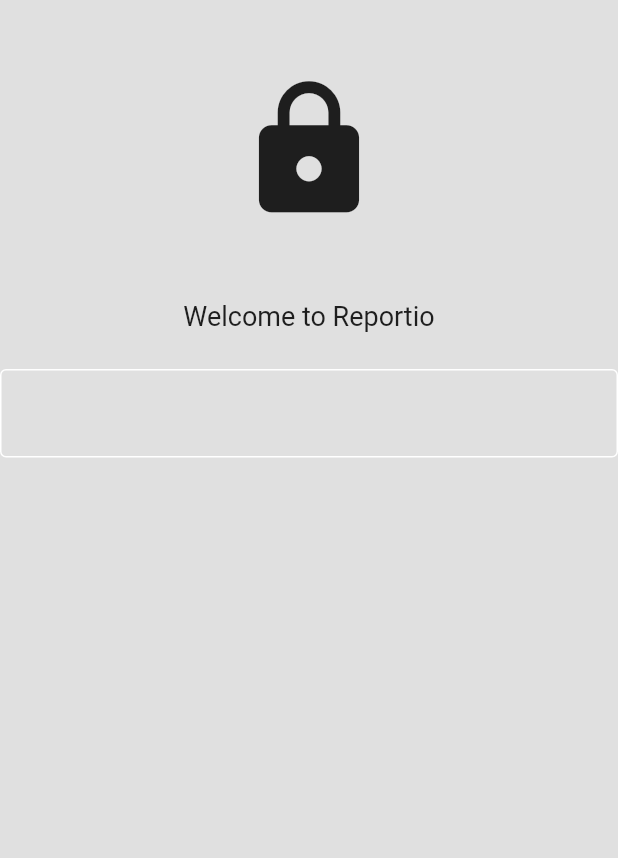
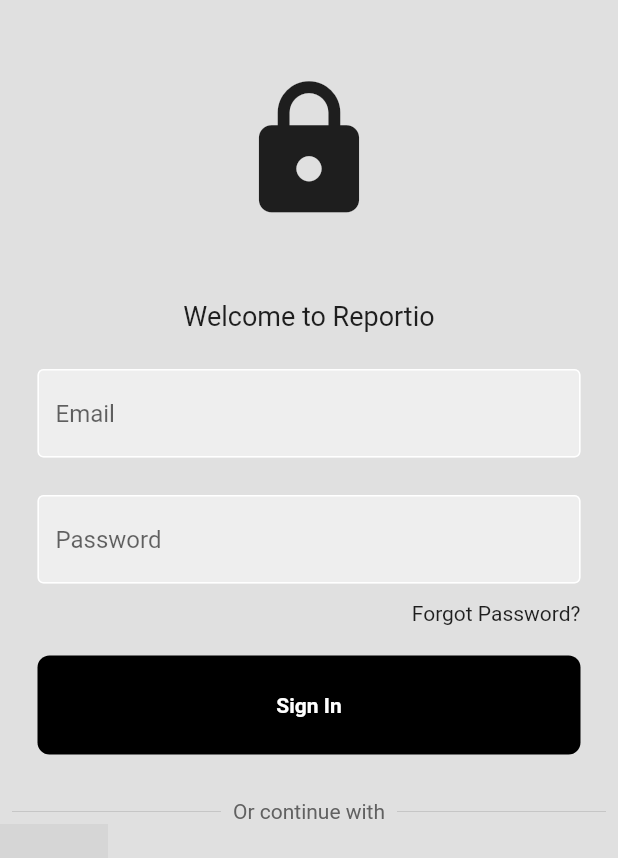
Before and after one commit to koechian/reportio, a Flutter app: the screen it shows after launch, on a phone screen of 412 x 824 dp. Shown: the top 858 px of the screen. Run offline on Flutter 3.47's test engine with Material 2 defaults, Android fonts, the phone set to English and light mode, and no system bars; missing offline and left inert: dart:ffi; grey boxes are pictures that could not be loaded.

Commit message:
Sign in form body done

```diff
--- /dev/null
+++ b/lib/components/MyButton.dart
@@ -0,0 +1,30 @@
+import 'package:flutter/material.dart';
+
+class MyButton extends StatelessWidget {
+  final Function()? onTap;
+
+  const MyButton({super.key, required this.onTap});
+
+  @override
+  Widget build(BuildContext context) {
+    return GestureDetector(
+      child: Container(
+        padding: const EdgeInsets.all(25),
+        margin: const EdgeInsets.symmetric(horizontal: 25),
+        decoration: BoxDecoration(
+          color: Colors.black,
+          borderRadius: BorderRadius.circular(8),
+        ),
+        child: const Center(
+          child: Text(
+            'Sign In',
+            style: TextStyle(
+              color: Colors.white,
+              fontWeight: FontWeight.bold,
+            ),
+          ),
+        ),
+      ),
+    );
+  }
+}
--- /dev/null
+++ b/lib/components/MyTextField.dart
@@ -0,0 +1,36 @@
+import 'dart:ffi';
+
+import 'package:flutter/material.dart';
+
+class MyTextField extends StatelessWidget {
+  final controller;
+  final String hint;
+  final bool hide;
+
+  const MyTextField(
+      {super.key,
+      required this.controller,
+      required this.hint,
+      required this.hide});
+
+  @override
+  Widget build(BuildContext context) {
+    return Padding(
+        padding: const EdgeInsets.symmetric(horizontal: 25),
+        child: TextField(
+          controller: controller,
+          obscureText: hide,
+          decoration: InputDecoration(
+            enabledBorder: OutlineInputBorder(
+              borderSide: BorderSide(color: Colors.white),
+            ),
+            focusedBorder: OutlineInputBorder(
+              borderSide: BorderSide(color: Colors.grey.shade400),
+            ),
+            fillColor: Colors.grey[200],
+            filled: true,
+            hintText: hint,
+          ),
+        ));
+  }
+}
--- a/lib/main.dart
+++ b/lib/main.dart
@@ -8,8 +8,9 @@ void main(List<String> args) {
 class MyApp extends StatelessWidget {
   const MyApp({super.key});
 
+  @override
   Widget build(BuildContext context) {
-    return const MaterialApp(
+    return MaterialApp(
       home: LoginPage(),
     );
   }
--- a/lib/pages/login.dart
+++ b/lib/pages/login.dart
@@ -1,34 +1,98 @@
+// ignore_for_file: prefer_const_constructors
+
 import 'package:flutter/material.dart';
+import '../components/MyTextField.dart';
+import '../components/MyButton.dart';
 
 class LoginPage extends StatelessWidget {
-  const LoginPage({super.key});
+  LoginPage({super.key});
 
+  final emailController = TextEditingController();
+  final passwordController = TextEditingController();
+
+  void signInFunc() {}
+
+  @override
   Widget build(BuildContext context) {
     return Scaffold(
       backgroundColor: Colors.grey[300],
       body: SafeArea(
         child: Center(
-          child: Column(children: const [
-            SizedBox(height: 50),
-            Icon(
+          child: Column(children: [
+            const SizedBox(height: 50),
+            const Icon(
               Icons.lock,
               size: 100,
             ),
-            SizedBox(height: 50),
-            Text(
+            const SizedBox(height: 50),
+            const Text(
               'Welcome to Reportio',
               style: TextStyle(fontSize: 18),
             ),
-            SizedBox(height: 25),
-            TextField(
-              decoration: InputDecoration(
-                enabledBorder: OutlineInputBorder(
-                  borderSide: BorderSide(color: Colors.white),
-                ),
-                focusedBorder: OutlineInputBorder(
-                  borderSide: BorderSide(color: Colors.black),
-                ),
+            const SizedBox(height: 25),
+            MyTextField(
+              controller: emailController,
+              hint: 'Email',
+              hide: false,
+            ),
+            const SizedBox(height: 25),
+            MyTextField(
+              controller: passwordController,
+              hint: 'Password',
+              hide: true,
+            ),
+            SizedBox(
+              height: 12,
+            ),
+            Padding(
+              padding: const EdgeInsets.symmetric(horizontal: 25),
+              child: Row(
+                mainAxisAlignment: MainAxisAlignment.end,
+                children: const [Text('Forgot Password?')],
               ),
+            ),
+            SizedBox(
+              height: 20,
+            ),
+            MyButton(
+              onTap: signInFunc,
+            ),
+            const SizedBox(
+              height: 30,
+            ),
+            Padding(
+              padding: const EdgeInsets.symmetric(horizontal: 8),
+              child: Row(
+                children: [
+                  Expanded(
+                    child: Divider(
+                      thickness: 0.5,
+                      color: Colors.grey.shade400,
+                    ),
+                  ),
+                  Padding(
+                    padding: const EdgeInsets.symmetric(horizontal: 8),
+                    child: Text(
+                      'Or continue with',
+                      style: TextStyle(color: Colors.grey.shade700),
+                    ),
+                  ),
+                  Expanded(
+                    child: Divider(
+                      thickness: 0.5,
+                      color: Colors.grey.shade400,
+                    ),
+                  ),
+                ],
+              ),
+            ),
+            Row(
+              children: [
+                Image.asset(
+                  'lib/images/google.png',
+                  height: 72,
+                )
+              ],
             )
           ]),
         ),
```
Also changed, not shown: pubspec.yaml (+4 -6 lines), lib/images/apple.png (added), lib/images/google.png (added).
